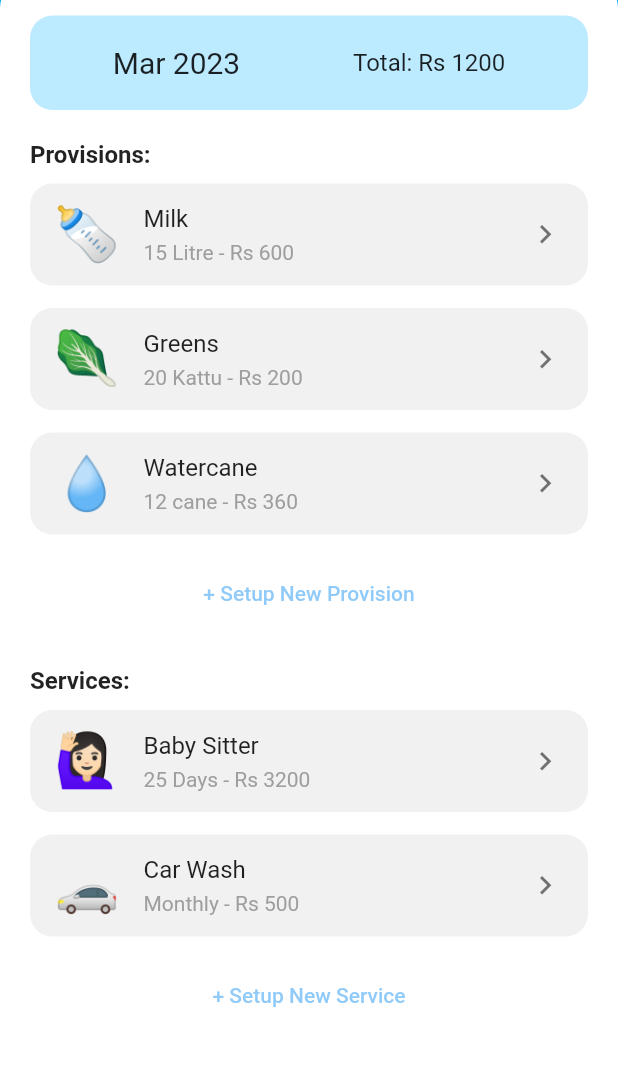
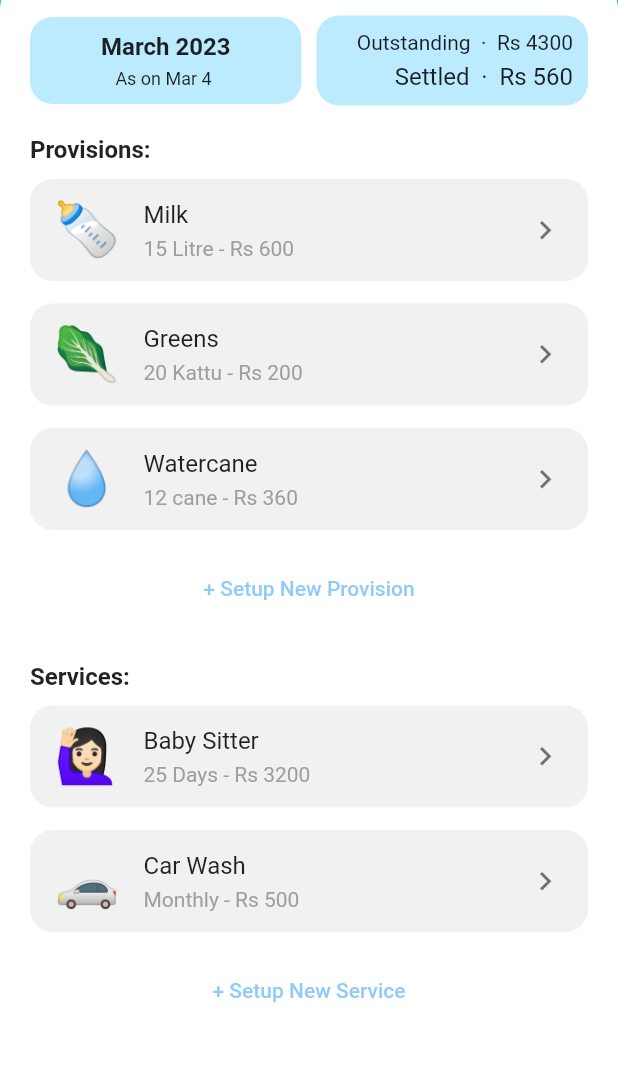
Before and after one commit to coder-selvarajan/paal_kanakku, a Flutter app: the screen it shows after launch, on a phone screen of 412 x 824 dp, the part 142-1208 px from its top. Run offline on Flutter 3.47's test engine with Material 2 defaults, Android fonts, the phone set to English and light mode, and no system bars; our stand-ins replace table_calendar.

Commit message:
Layout change in entry screen

```diff
--- a/lib/screens/home_screen.dart
+++ b/lib/screens/home_screen.dart
@@ -84,24 +84,66 @@ class HomeScreen extends StatelessWidget {
                     crossAxisAlignment: CrossAxisAlignment.center,
                     mainAxisAlignment: MainAxisAlignment.start,
                     children: [
-                      Container(
+                      Row(
+                        mainAxisAlignment: MainAxisAlignment.spaceAround,
+                        children: [
+                          Expanded(
+                            child: Container(
                               decoration: BoxDecoration(
                                 color: Colors.lightBlueAccent.withOpacity(0.35),
                                 borderRadius: BorderRadius.circular(15.0),
                               ),
-                        padding: EdgeInsets.all(20.0),
-                        child: Row(
-                          mainAxisAlignment: MainAxisAlignment.spaceAround,
+                              padding: EdgeInsets.all(10.0),
+                              child: Column(
                                 children: [
                                   Text(
-                              "Mar 2023 ",
+                                    "March 2023",
                                     style: TextStyle(
-                                fontSize: textTheme.titleLarge!.fontSize,
+                                      fontSize: textTheme.titleMedium!.fontSize,
+                                      fontWeight: FontWeight.bold,
                                       // color: Colors.lightBlue,
                                     ),
                                   ),
+                                  SizedBox(
+                                    height: 5.0,
+                                  ),
                                   Text(
-                              "Total: Rs 1200",
+                                    "As on Mar 4 ",
+                                    style: TextStyle(
+                                      fontSize: textTheme.caption!.fontSize,
+                                      // fontWeight: FontWeight.bold,
+                                      // color: Colors.lightBlue,
+                                    ),
+                                  ),
+                                ],
+                              ),
+                            ),
+                          ),
+                          SizedBox(
+                            width: 10.0,
+                          ),
+                          Expanded(
+                            child: Container(
+                              decoration: BoxDecoration(
+                                color: Colors.lightBlueAccent.withOpacity(0.35),
+                                borderRadius: BorderRadius.circular(15.0),
+                              ),
+                              padding: EdgeInsets.all(10.0),
+                              child: Column(
+                                crossAxisAlignment: CrossAxisAlignment.end,
+                                children: [
+                                  Text(
+                                    "Outstanding  ·  Rs 4300",
+                                    style: TextStyle(
+                                        // fontSize: textTheme.titleLarge!.fontSize,
+                                        // color: Colors.lightBlue,
+                                        ),
+                                  ),
+                                  SizedBox(
+                                    height: 5.0,
+                                  ),
+                                  Text(
+                                    "Settled  ·  Rs 560",
                                     style: TextStyle(
                                       fontSize: textTheme.titleMedium!.fontSize,
                                       // color: Colors.lightBlue,
@@ -109,6 +151,9 @@ class HomeScreen extends StatelessWidget {
                                   ),
                                 ],
                               ),
+                            ),
+                          ),
+                        ],
                       ),
                       SizedBox(
                         height: 20,
```
Also changed, not shown: 2 other files. Lines whose indentation alone changed are shown as unchanged.
